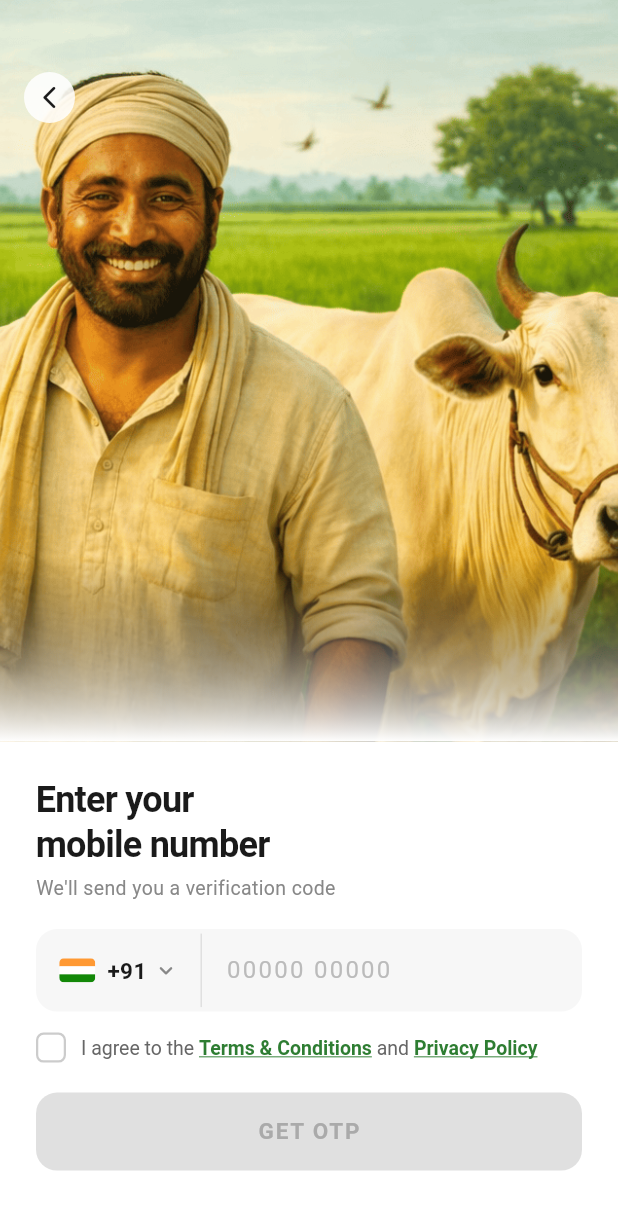
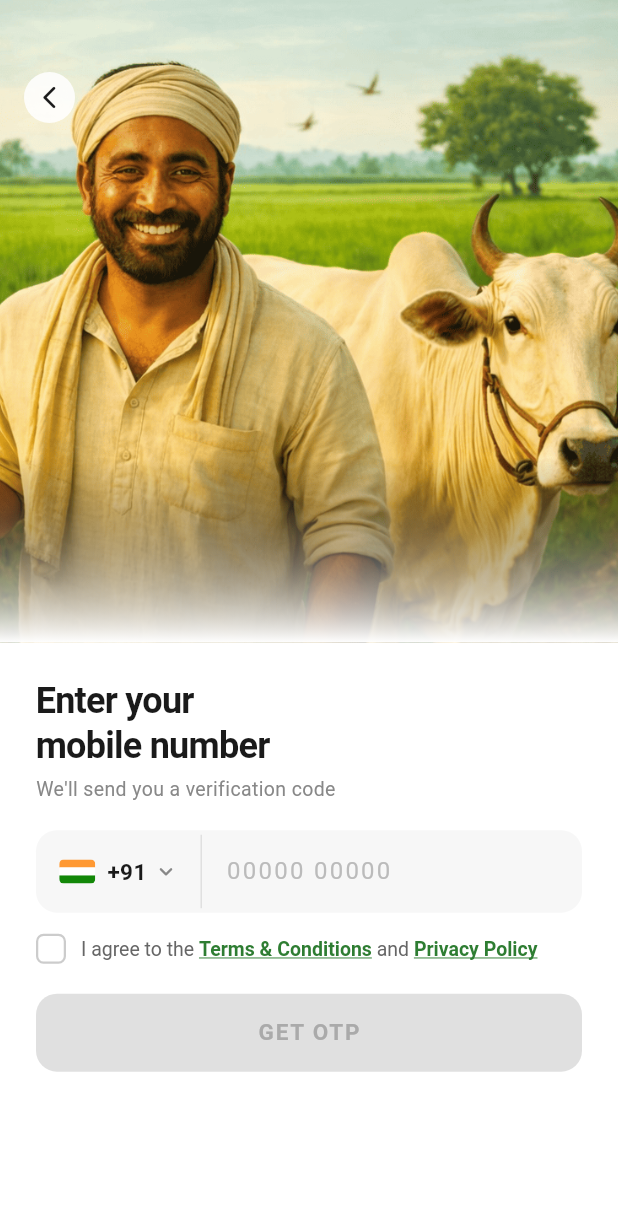
Before and after one commit to Yuga-04/Agrio, a Flutter app: the PhoneEntryScreen screen opened by its route, on a phone screen of 412 x 824 dp. Shown: the top 1210 px of the screen. Run offline on Flutter 3.47's test engine with Material 3 defaults, Android fonts, the phone set to English and light mode, and no system bars.

Commit message:
phone Entry

```diff
--- a/lib/screens/phone_entry_screen.dart
+++ b/lib/screens/phone_entry_screen.dart
@@ -12,11 +12,10 @@ class _PhoneEntryScreenState extends State<PhoneEntryScreen>
     with TickerProviderStateMixin {
   bool _agreeToTerms = false;
   final TextEditingController _phoneController = TextEditingController();
+  final ScrollController _scrollController = ScrollController();
   bool _isFocused = false;
   bool _hasText = false;
 
-  // FIX: Language comes from LanguageSupportScreen as a plain Map<String,String>
-  // (i.e. the args object itself IS the language map, not nested under a key).
   Map<String, String>? _language;
 
   late AnimationController _slideController;
@@ -48,10 +47,9 @@ class _PhoneEntryScreenState extends State<PhoneEntryScreen>
         Tween<Offset>(begin: const Offset(0, 0.3), end: Offset.zero).animate(
           CurvedAnimation(parent: _slideController, curve: Curves.easeOutCubic),
         );
-    _fadeAnimation = Tween<double>(
-      begin: 0,
-      end: 1,
-    ).animate(CurvedAnimation(parent: _fadeController, curve: Curves.easeOut));
+    _fadeAnimation = Tween<double>(begin: 0, end: 1).animate(
+      CurvedAnimation(parent: _fadeController, curve: Curves.easeOut),
+    );
     _buttonScaleAnimation = Tween<double>(begin: 1.0, end: 0.96).animate(
       CurvedAnimation(parent: _buttonController, curve: Curves.easeInOut),
     );
@@ -70,20 +68,14 @@ class _PhoneEntryScreenState extends State<PhoneEntryScreen>
   void didChangeDependencies() {
     super.didChangeDependencies();
     final args = ModalRoute.of(context)?.settings.arguments;
-
-    // LanguageSupportScreen passes the language map DIRECTLY as arguments.
-    // So args itself is the Map<String,String> with keys: code, name, native.
     if (args is Map) {
-      // Check it looks like a language map (has 'code' key), not a phone+language map.
       if (args.containsKey('code')) {
         _language = args.map((k, v) => MapEntry(k.toString(), v.toString()));
       } else if (args.containsKey('language')) {
-        // Fallback: handle if called from OTP back-nav with wrapped args.
         final langRaw = args['language'];
         if (langRaw is Map) {
-          _language = langRaw.map(
-            (k, v) => MapEntry(k.toString(), v.toString()),
-          );
+          _language =
+              langRaw.map((k, v) => MapEntry(k.toString(), v.toString()));
         }
       }
     }
@@ -95,7 +87,24 @@ class _PhoneEntryScreenState extends State<PhoneEntryScreen>
     _fadeController.dispose();
     _buttonController.dispose();
     _phoneController.dispose();
+    _scrollController.dispose();
     super.dispose();
+  }
+
+  // Scroll down to reveal input when keyboard opens
+  void _onFocusChange(bool focused) {
+    setState(() => _isFocused = focused);
+    if (focused) {
+      Future.delayed(const Duration(milliseconds: 350), () {
+        if (_scrollController.hasClients) {
+          _scrollController.animateTo(
+            _scrollController.position.maxScrollExtent,
+            duration: const Duration(milliseconds: 300),
+            curve: Curves.easeOut,
+          );
+        }
+      });
+    }
   }
 
   @override
@@ -104,11 +113,19 @@ class _PhoneEntryScreenState extends State<PhoneEntryScreen>
 
     return Scaffold(
       backgroundColor: Colors.white,
-      body: Column(
+      // ✅ true: scaffold shrinks body so keyboard doesn't cover content
+      resizeToAvoidBottomInset: true,
+      body: SingleChildScrollView(
+        controller: _scrollController,
+        physics: const ClampingScrollPhysics(),
+        child: ConstrainedBox(
+          // Minimum height = full screen so image still fills on open
+          constraints: BoxConstraints(minHeight: size.height),
+          child: Column(
             children: [
-          // ── Image section (60% of screen) ──
+              // ── Image section — shrinks proportionally when keyboard open ──
               SizedBox(
-            height: size.height * 0.60,
+                height: size.height * 0.52,
                 width: double.infinity,
                 child: Stack(
                   fit: StackFit.expand,
@@ -118,7 +135,7 @@ class _PhoneEntryScreenState extends State<PhoneEntryScreen>
                       fit: BoxFit.cover,
                       alignment: const Alignment(0, -0.2),
                     ),
-                // Bottom gradient fade into white
+                    // Bottom gradient
                     Positioned(
                       bottom: 0,
                       left: 0,
@@ -139,9 +156,8 @@ class _PhoneEntryScreenState extends State<PhoneEntryScreen>
                       top: 48,
                       left: 16,
                       child: GestureDetector(
-                    onTap: () {
-                      Navigator.pushReplacementNamed(context, '/language');
-                    },
+                        onTap: () =>
+                            Navigator.pushReplacementNamed(context, '/language'),
                         child: Container(
                           padding: const EdgeInsets.all(8),
                           decoration: BoxDecoration(
@@ -160,21 +176,21 @@ class _PhoneEntryScreenState extends State<PhoneEntryScreen>
                 ),
               ),
 
-          // ── White card section (40% of screen) ──
-          Expanded(
-            child: FadeTransition(
+              // ── White card section ──
+              FadeTransition(
                 opacity: _fadeAnimation,
                 child: SlideTransition(
                   position: _slideAnimation,
                   child: Container(
                     width: double.infinity,
                     color: Colors.white,
-                  padding: const EdgeInsets.fromLTRB(24, 4, 24, 24),
+                    padding: const EdgeInsets.fromLTRB(24, 4, 24, 32),
                     child: Column(
                       mainAxisSize: MainAxisSize.min,
                       crossAxisAlignment: CrossAxisAlignment.start,
                       children: [
                         const SizedBox(height: 20),
+
                         const Text(
                           'Enter your\nmobile number',
                           style: TextStyle(
@@ -197,7 +213,7 @@ class _PhoneEntryScreenState extends State<PhoneEntryScreen>
 
                         const SizedBox(height: 18),
 
-                      // Phone input
+                        // ── Phone input ──
                         AnimatedContainer(
                           duration: const Duration(milliseconds: 200),
                           decoration: BoxDecoration(
@@ -248,9 +264,7 @@ class _PhoneEntryScreenState extends State<PhoneEntryScreen>
                               ),
                               Expanded(
                                 child: Focus(
-                                onFocusChange: (focused) {
-                                  setState(() => _isFocused = focused);
-                                },
+                                  onFocusChange: _onFocusChange,
                                   child: TextField(
                                     controller: _phoneController,
                                     keyboardType: TextInputType.phone,
@@ -285,7 +299,8 @@ class _PhoneEntryScreenState extends State<PhoneEntryScreen>
                                 duration: const Duration(milliseconds: 200),
                                 child: _hasText
                                     ? Padding(
-                                      padding: const EdgeInsets.only(right: 14),
+                                        padding:
+                                            const EdgeInsets.only(right: 14),
                                         child: Container(
                                           key: const ValueKey('check'),
                                           padding: const EdgeInsets.all(4),
@@ -308,11 +323,10 @@ class _PhoneEntryScreenState extends State<PhoneEntryScreen>
 
                         const SizedBox(height: 14),
 
-                      // Terms checkbox
+                        // ── Terms checkbox ──
                         GestureDetector(
-                        onTap: () {
-                          setState(() => _agreeToTerms = !_agreeToTerms);
-                        },
+                          onTap: () =>
+                              setState(() => _agreeToTerms = !_agreeToTerms),
                           child: Row(
                             crossAxisAlignment: CrossAxisAlignment.center,
                             children: [
@@ -333,11 +347,8 @@ class _PhoneEntryScreenState extends State<PhoneEntryScreen>
                                   ),
                                 ),
                                 child: _agreeToTerms
-                                  ? const Icon(
-                                      Icons.check,
-                                      size: 13,
-                                      color: Colors.white,
-                                    )
+                                    ? const Icon(Icons.check,
+                                        size: 13, color: Colors.white)
                                     : null,
                               ),
                               const SizedBox(width: 10),
@@ -378,7 +389,7 @@ class _PhoneEntryScreenState extends State<PhoneEntryScreen>
 
                         const SizedBox(height: 20),
 
-                      // GET OTP — passes {phone, language} map to OTPScreen
+                        // ── GET OTP Button ──
                         GestureDetector(
                           onTapDown: (_) => _buttonController.forward(),
                           onTapUp: (_) => _buttonController.reverse(),
@@ -426,8 +437,9 @@ class _PhoneEntryScreenState extends State<PhoneEntryScreen>
                   ),
                 ),
               ),
+            ],
           ),
-        ],
+        ),
       ),
     );
   }
```
Lines whose indentation alone changed are shown as unchanged.
